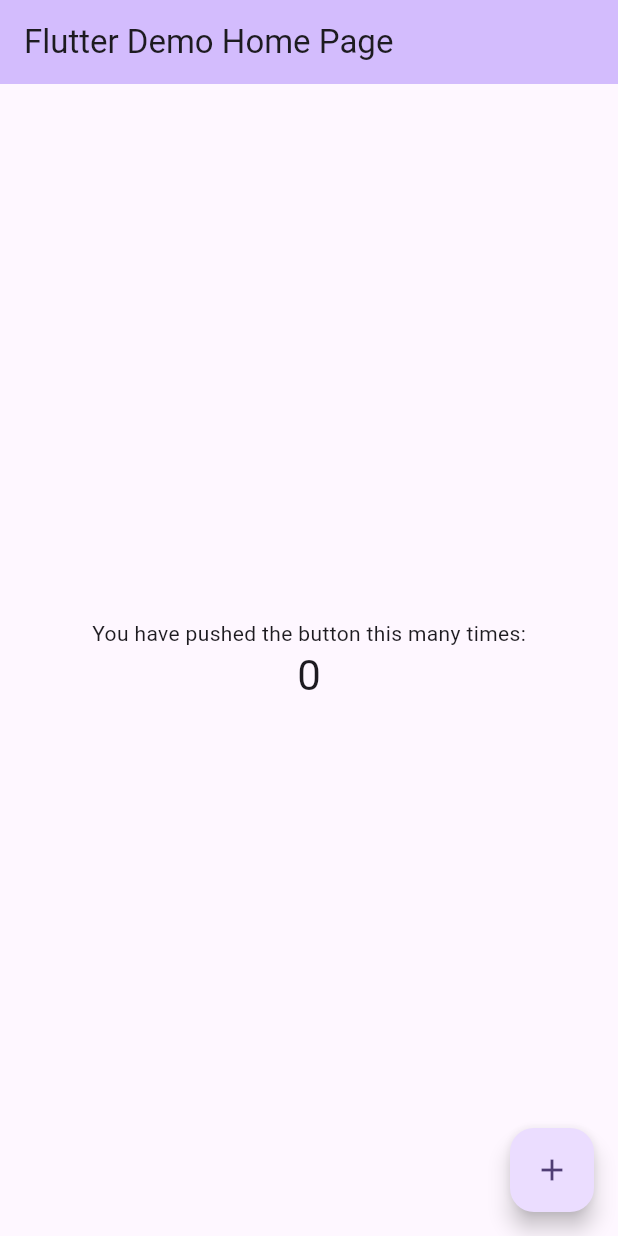
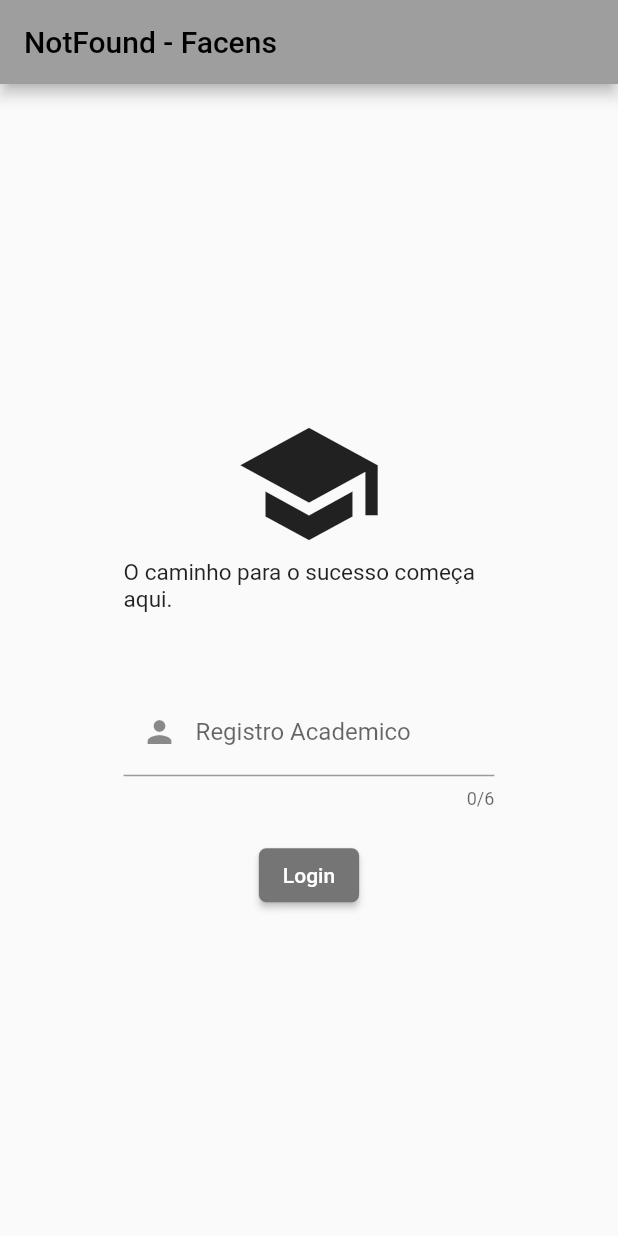
Before and after one commit to FacensProjects/Facens-NotFound-App, a Flutter app: the screen it shows after launch, on a phone screen of 412 x 824 dp. Run offline on Flutter 3.47's test engine with Material 2 defaults, Android fonts, the light colour scheme and no system bars.

Commit message:
Home Creation

```diff
--- /dev/null
+++ b/notfound/lib/home.dart
@@ -0,0 +1,98 @@
+import 'package:flutter/material.dart';
+import 'package:flutter/services.dart';
+
+class MyApp extends StatelessWidget {
+  const MyApp({super.key});
+
+  @override
+  Widget build(BuildContext context) {
+    return MaterialApp(
+      theme: ThemeData(
+        primarySwatch: Colors.grey,
+      ),
+      home: const MyHomePage(),
+    );
+  }
+}
+
+class MyHomePage extends StatefulWidget {
+  const MyHomePage({super.key});
+
+  @override
+  _MyHomePageState createState() => _MyHomePageState();
+}
+class _MyHomePageState extends State<MyHomePage> {
+  TextEditingController raController = TextEditingController();
+
+  void showRA() async {
+    ScaffoldMessenger.of(context).showSnackBar(
+      SnackBar(
+        content: Text('RA: ${raController.text}'),
+      ),
+    );
+  }
+
+  @override
+  Widget build(BuildContext context) {
+    return GestureDetector(
+      onTap: () {
+        FocusScopeNode currentFocus = FocusScope.of(context);
+        if (!currentFocus.hasPrimaryFocus && currentFocus.focusedChild != null) {
+          FocusManager.instance.primaryFocus?.unfocus();
+        }
+      },
+      child: Scaffold(
+        appBar: AppBar(
+          title: const Text('NotFound - Facens'),
+          backgroundColor: Colors.grey,
+        ),
+        body: Center(
+          child: SingleChildScrollView(
+            child: SizedBox(
+              width: MediaQuery.of(context).size.width * 0.6,
+              child: Column(
+                mainAxisAlignment: MainAxisAlignment.center,
+                children: <Widget>[
+                  const Icon(
+                    Icons.school,
+                    size: 100.0,
+                  ),
+                  const Text(
+                    'O caminho para o sucesso começa aqui.',
+                    style: TextStyle(fontSize: 15),
+                  ),
+                  const SizedBox(height: 50.0),
+                  TextField(
+                    controller: raController,
+                    decoration: const InputDecoration(
+                      labelText: 'Registro Academico',
+                      prefixIcon: Icon(Icons.person),
+                    ),
+                    keyboardType: TextInputType.number,
+                    inputFormatters: <TextInputFormatter>[
+                      FilteringTextInputFormatter.digitsOnly
+                    ],
+                    maxLength: 6,
+                  ),
+                  const SizedBox(height: 20.0),
+                  ElevatedButton(
+                    onPressed: showRA,
+                    style: ElevatedButton.styleFrom(
+                      foregroundColor: Colors.white,
+                      backgroundColor: Colors.grey[600],
+                      shape: RoundedRectangleBorder(
+                        borderRadius: BorderRadius.circular(5),
+                      ),
+                    ),
+                    child: const Text('Login'),
+                  ),
+
+                ],
+              ),
+            ),
+          ),
+        ),
+      ),
+    );
+  }
+}
--- a/notfound/lib/main.dart
+++ b/notfound/lib/main.dart
@@ -1,125 +1,6 @@
 import 'package:flutter/material.dart';
+import 'package:notfound/home.dart';
 
 void main() {
   runApp(const MyApp());
 }
-
-class MyApp extends StatelessWidget {
-  const MyApp({super.key});
-
-  // This widget is the root of your application.
-  @override
-  Widget build(BuildContext context) {
-    return MaterialApp(
-      title: 'Flutter Demo',
-      theme: ThemeData(
-        // This is the theme of your application.
-        //
-        // TRY THIS: Try running your application with "flutter run". You'll see
-        // the application has a blue toolbar. Then, without quitting the app,
-        // try changing the seedColor in the colorScheme below to Colors.green
-        // and then invoke "hot reload" (save your changes or press the "hot
-        // reload" button in a Flutter-supported IDE, or press "r" if you used
-        // the command line to start the app).
-        //
-        // Notice that the counter didn't reset back to zero; the application
-        // state is not lost during the reload. To reset the state, use hot
-        // restart instead.
-        //
-        // This works for code too, not just values: Most code changes can be
-        // tested with just a hot reload.
-        colorScheme: ColorScheme.fromSeed(seedColor: Colors.deepPurple),
-        useMaterial3: true,
-      ),
-      home: const MyHomePage(title: 'Flutter Demo Home Page'),
-    );
-  }
-}
-
-class MyHomePage extends StatefulWidget {
-  const MyHomePage({super.key, required this.title});
-
-  // This widget is the home page of your application. It is stateful, meaning
-  // that it has a State object (defined below) that contains fields that affect
-  // how it looks.
-
-  // This class is the configuration for the state. It holds the values (in this
-  // case the title) provided by the parent (in this case the App widget) and
-  // used by the build method of the State. Fields in a Widget subclass are
-  // always marked "final".
-
-  final String title;
-
-  @override
-  State<MyHomePage> createState() => _MyHomePageState();
-}
-
-class _MyHomePageState extends State<MyHomePage> {
-  int _counter = 0;
-
-  void _incrementCounter() {
-    setState(() {
-      // This call to setState tells the Flutter framework that something has
-      // changed in this State, which causes it to rerun the build method below
-      // so that the display can reflect the updated values. If we changed
-      // _counter without calling setState(), then the build method would not be
-      // called again, and so nothing would appear to happen.
-      _counter++;
-    });
-  }
-
-  @override
-  Widget build(BuildContext context) {
-    // This method is rerun every time setState is called, for instance as done
-    // by the _incrementCounter method above.
-    //
-    // The Flutter framework has been optimized to make rerunning build methods
-    // fast, so that you can just rebuild anything that needs updating rather
-    // than having to individually change instances of widgets.
-    return Scaffold(
-      appBar: AppBar(
-        // TRY THIS: Try changing the color here to a specific color (to
-        // Colors.amber, perhaps?) and trigger a hot reload to see the AppBar
-        // change color while the other colors stay the same.
-        backgroundColor: Theme.of(context).colorScheme.inversePrimary,
-        // Here we take the value from the MyHomePage object that was created by
-        // the App.build method, and use it to set our appbar title.
-        title: Text(widget.title),
-      ),
-      body: Center(
-        // Center is a layout widget. It takes a single child and positions it
-        // in the middle of the parent.
-        child: Column(
-          // Column is also a layout widget. It takes a list of children and
-          // arranges them vertically. By default, it sizes itself to fit its
-          // children horizontally, and tries to be as tall as its parent.
-          //
-          // Column has various properties to control how it sizes itself and
-          // how it positions its children. Here we use mainAxisAlignment to
-          // center the children vertically; the main axis here is the vertical
-          // axis because Columns are vertical (the cross axis would be
-          // horizontal).
-          //
-          // TRY THIS: Invoke "debug painting" (choose the "Toggle Debug Paint"
-          // action in the IDE, or press "p" in the console), to see the
-          // wireframe for each widget.
-          mainAxisAlignment: MainAxisAlignment.center,
-          children: <Widget>[
-            const Text(
-              'You have pushed the button this many times:',
-            ),
-            Text(
-              '$_counter',
-              style: Theme.of(context).textTheme.headlineMedium,
-            ),
-          ],
-        ),
-      ),
-      floatingActionButton: FloatingActionButton(
-        onPressed: _incrementCounter,
-        tooltip: 'Increment',
-        child: const Icon(Icons.add),
-      ), // This trailing comma makes auto-formatting nicer for build methods.
-    );
-  }
-}
```
Also changed, not shown: 1 other file.
